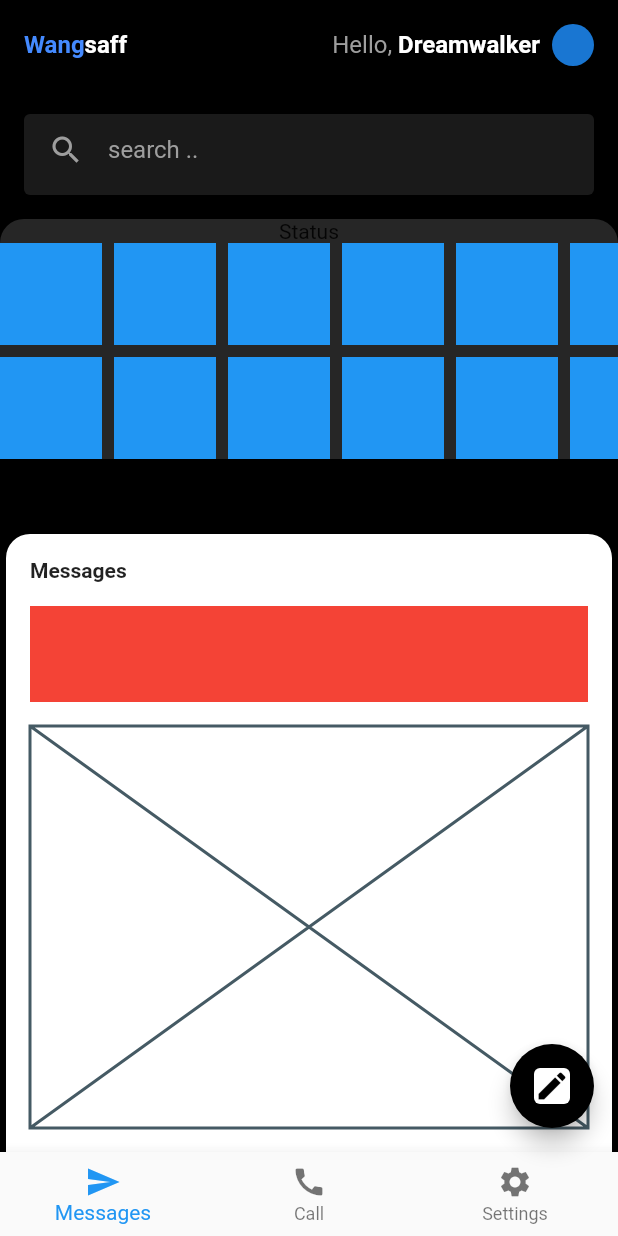
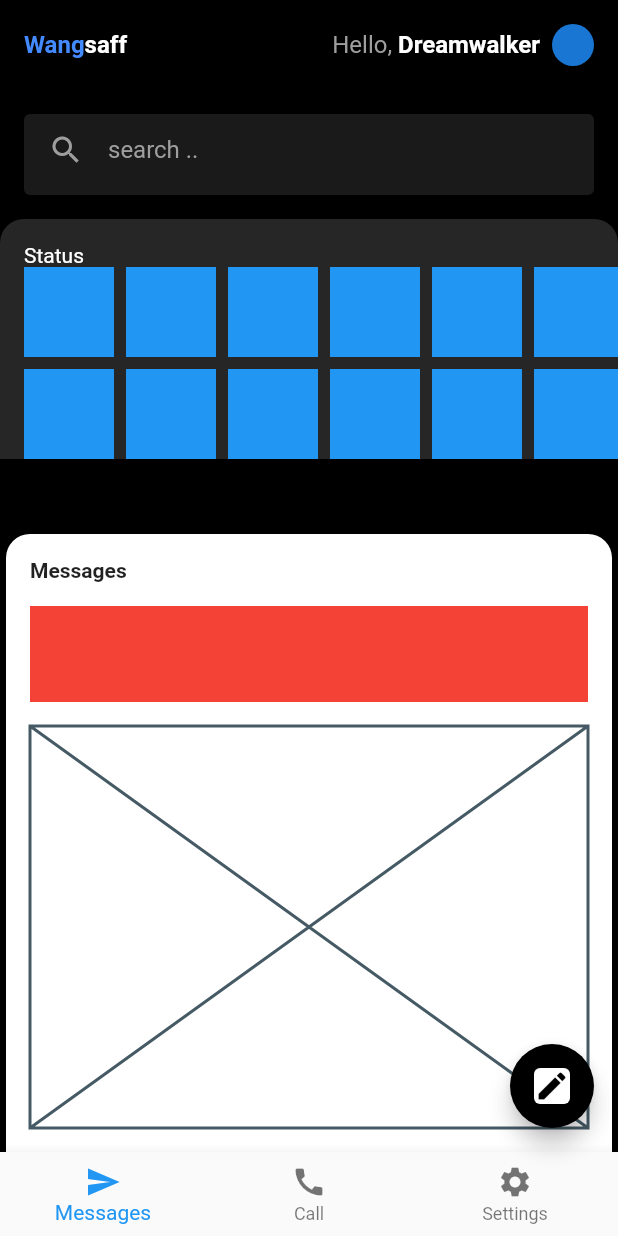
Before and after one commit to JAICHANGPARK/flutter_notebook_19th_story, a Flutter app: the screen it shows after launch, on a phone screen of 412 x 824 dp. Run offline on Flutter 3.47's test engine with Material 2 defaults, Android fonts, the phone set to English and light mode, and no system bars; our stand-ins replace cached_network_image, countup, fl_chart, flutter_riverpod, freezed_annotation, smooth_page_indicator and 1 more.

Commit message:
Update mobile_chat_home_page.dart

```diff
--- a/lib/ep1124_mobile_chat_app/src/ui/mobile_chat_home_page.dart
+++ b/lib/ep1124_mobile_chat_app/src/ui/mobile_chat_home_page.dart
@@ -115,9 +115,13 @@ class _MobileChatHomePageState extends State<MobileChatHomePage> {
                         topLeft: Radius.circular(16),
                       ),
                     ),
+                    padding: EdgeInsets.only(top: 16, left: 16),
                     child: Column(
+                      crossAxisAlignment: CrossAxisAlignment.start,
                       children: [
-                        Text("Status"),
+                        Text("Status", style: TextStyle(
+                          color: Colors.white
+                        ),),
                         Expanded(
                             child: GridView.builder(
                               scrollDirection: Axis.horizontal,
```
